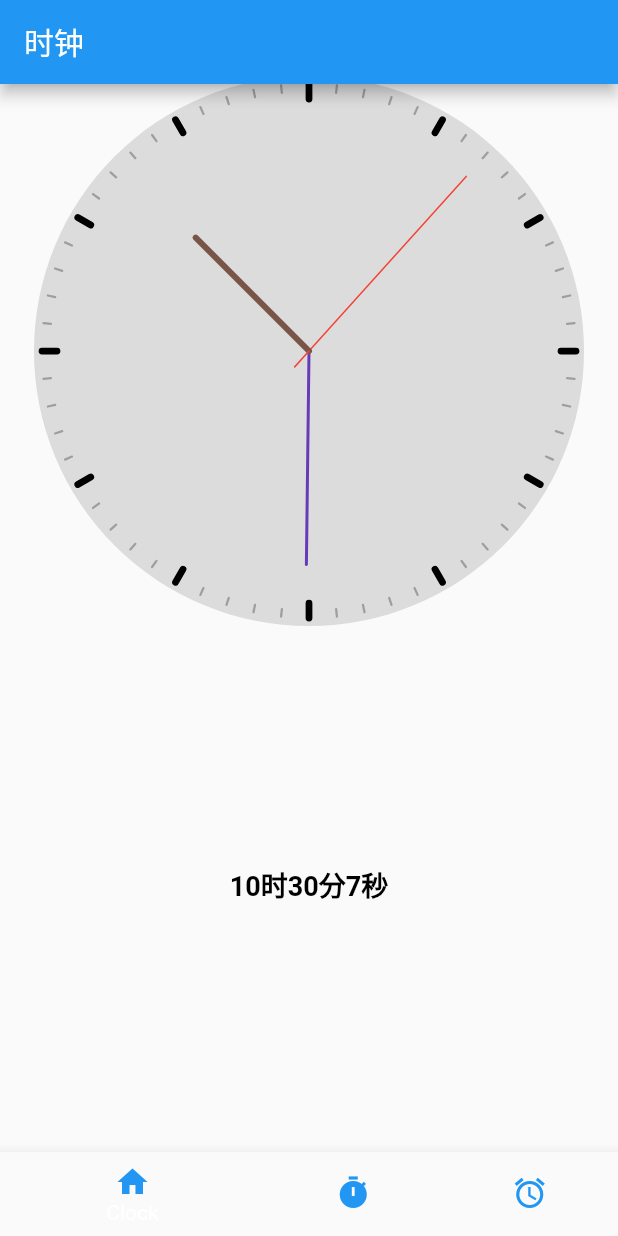
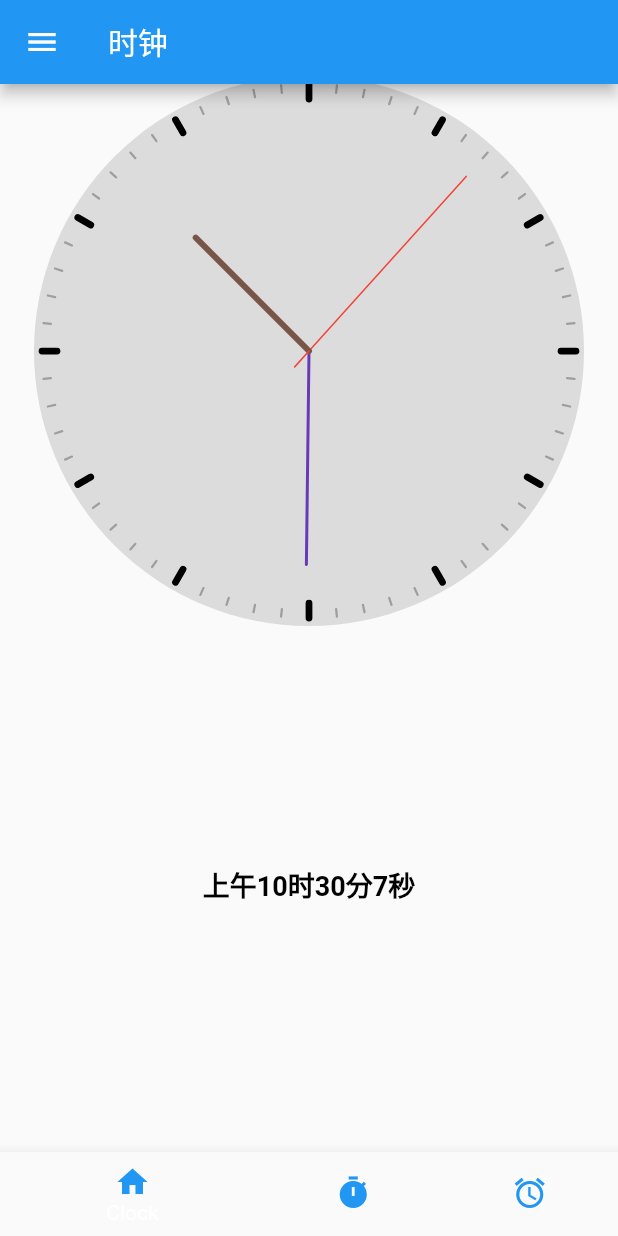
Before and after one commit to SToPire/techtrainingcamp-client-1, a Flutter app: the screen it shows after launch, on a phone screen of 412 x 824 dp. Run offline on Flutter 3.47's test engine with Material 2 defaults, Android fonts, the phone set to English and light mode, and no system bars; our stand-ins replace flutter_datetime_picker; missing offline and left inert: flutter_sujian_select.

Commit message:
add 24HourClock Function

```diff
--- a/lib/ClockPage.dart
+++ b/lib/ClockPage.dart
@@ -18,9 +18,9 @@ class MyClock extends StatefulWidget{
 class _MyClockState extends State<MyClock>{
   final dialSize = window.physicalSize.width / 4;
   var _curTime = DateTime.now();
+
+  bool is24HourClock = false;
   Timer _timer;
-
-  int _selectedBottomNavigationBarIndex = 0;
 
   @override
   void initState(){
@@ -38,17 +38,32 @@ class _MyClockState extends State<MyClock>{
     });
   }
 
-  void _onBottomNavigationBarTapped(int index){
-    setState(() {
-      _selectedBottomNavigationBarIndex = index;
-    });
-  }
-
   @override
   Widget build(BuildContext context) {
     return Scaffold(
         appBar: AppBar(
           title: Text("时钟"),
+        ),
+        drawer: Drawer(
+          child:ListView(
+            children: <Widget>[
+              DrawerHeader(
+                decoration: BoxDecoration(
+                  color: Colors.blue,
+                ),
+                child: Text("Header"),
+              ),
+              CheckboxListTile(
+                title:Text('24小时计时法'),
+                value: is24HourClock == true,
+                onChanged:(bool value){
+                  setState(() {
+                    is24HourClock = value;
+                  });
+                }
+              ),
+            ]
+          ),
         ),
         body: Center(
             child:Column(
@@ -95,8 +110,9 @@ class _MyClockState extends State<MyClock>{
                 Expanded(
                     child:Center(
                         child:Text(
-                        '${_curTime.hour}时${_curTime.minute}分${_curTime.second}秒',
-                         style: TextStyle(
+                          (is24HourClock == true ? '' : (_curTime.hour > 12 ? '下午' : '上午')) +
+                          '${(is24HourClock == true) ? _curTime.hour : (_curTime.hour % 12)}时${_curTime.minute}分${_curTime.second}秒',
+                          style: TextStyle(
                             color:Colors.black,
                             fontSize: 18,
                             fontWeight: FontWeight.bold,
```
Also changed, not shown: pubspec.lock.
